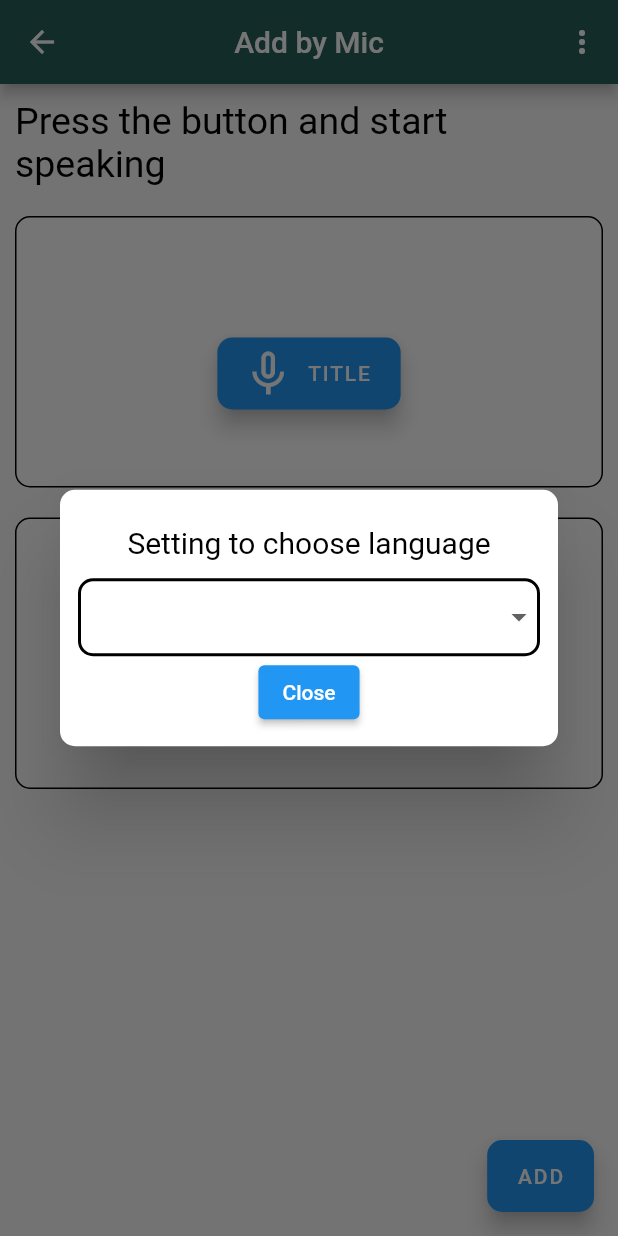
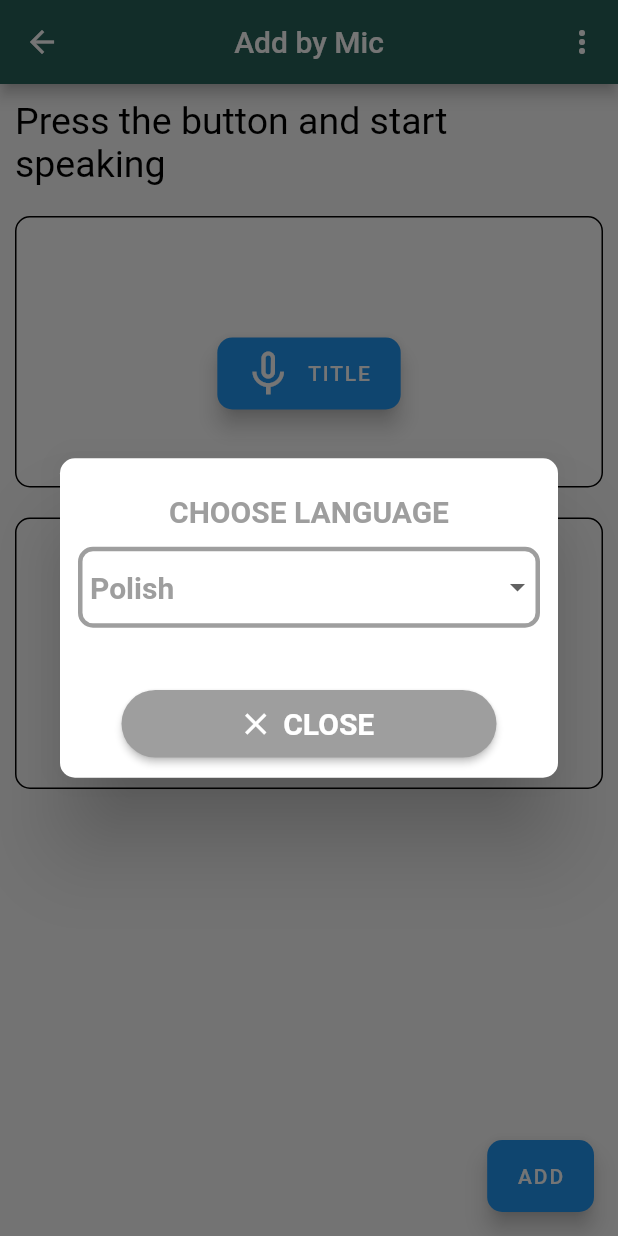
Before and after one commit to valentynkuts/memofy, a Flutter app: the MicAddTaskScreen screen opened by its route, after a tap on the "more vert" icon, on a phone screen of 412 x 824 dp. Run offline on Flutter 3.47's test engine with Material 2 defaults, Android fonts, the phone set to English and light mode, and no system bars; drawn by our look-alikes of avatar_glow; our stand-ins replace expandable_text, flutter_colorpicker, flutter_local_notifications, flutter_native_timezone, flutter_slidable, flutter_speed_dial and 6 more; missing offline and left inert: dart:ffi; accounts and stored records are empty.

Commit message:
settings is stored in Hive

```diff
--- a/lib/constants/constants.dart
+++ b/lib/constants/constants.dart
@@ -6,4 +6,13 @@ import 'package:flutter/material.dart';
 // );
 
 const kBorderRadius = BorderRadius.all(Radius.circular(10.0));
-const appBarColor = const Color(0xff276359); //0xff94b9a7 //0xff839973 // 0xff3a6c7f
+const appBarColor =
+    const Color(0xff276359); //0xff94b9a7 //0xff839973 // 0xff3a6c7f
+const String settings_key = '73489djer8887';
+const List<DropdownMenuItem<String>> menuItems = [
+  DropdownMenuItem(child: Text("Polish", style: TextStyle(color: Colors.grey, fontSize: 20.0, fontWeight: FontWeight.bold),), value: "pl_PL"),
+  DropdownMenuItem(child: Text("English", style: TextStyle(color: Colors.grey, fontSize: 20.0,fontWeight: FontWeight.bold),), value: "en_US"),
+  DropdownMenuItem(child: Text("German",style: TextStyle(color: Colors.grey, fontSize: 20.0,fontWeight: FontWeight.bold),), value: "de_DE"),
+  DropdownMenuItem(child: Text("Ukrainian", style: TextStyle(color: Colors.grey, fontSize: 20.0,fontWeight: FontWeight.bold),), value: "uk_UA"),
+  DropdownMenuItem(child: Text("Russian", style: TextStyle(color: Colors.grey, fontSize: 20.0,fontWeight: FontWeight.bold),), value: "ru_RU"),
+];
--- a/lib/data/settings_service.dart
+++ b/lib/data/settings_service.dart
@@ -1,14 +1,16 @@
 import 'package:flutter/foundation.dart';
 import 'package:hive/hive.dart';
 import 'package:memofy/models/settings/settings.dart';
-import 'package:memofy/models/subtask/subtask_model.dart';
-import 'package:memofy/models/task/task_model.dart';
 import 'package:hive_flutter/hive_flutter.dart';
 import 'box_manager.dart';
 
-class SubtaskService {
+class SettingsService {
   late final Future<Box<Settings>> _box;
   ValueListenable<Object>? _listenableBox;
+
+  Future<Box<Settings>> get box{
+    return _box;
+  }
 
   Future<void> load(Function f) async {
     _box = BoxManager().openSettingsBox();
@@ -28,6 +30,11 @@ class SubtaskService {
     return settings;
   }
 
+  Future<void> updateSettingsLang(Settings settings, String lang) async {
+    settings.lang = lang;
+    settings.save();
+  }
+
   Future<void> close(Function f) async {
     _listenableBox?.removeListener(() => f());
     await BoxManager().closeBox((await _box));
--- a/lib/presentation/screens/mic_add_task/mic_add_task_screen.dart
+++ b/lib/presentation/screens/mic_add_task/mic_add_task_screen.dart
@@ -3,6 +3,7 @@ import 'package:intl/intl.dart';
 import 'package:memofy/constants/constants.dart';
 import 'package:memofy/presentation/widgets/mic/add_by_mic.dart';
 import 'package:memofy/speech_api/speech_api.dart';
+import 'package:memofy/view_models/settings/settings_view_model.dart';
 import 'package:memofy/view_models/speech/speech_view_model.dart';
 import 'package:memofy/view_models/task/task_view_model.dart';
 import 'package:provider/provider.dart';
@@ -10,6 +11,7 @@ import 'package:provider/provider.dart';
 class MicAddTaskScreen extends StatefulWidget {
   static const String id = 'mic_add_task_screen';
   String info = 'Press the button and start speaking';
+
   //SpeechApi speechApi = SpeechApi();
 
   MicAddTaskScreen({Key? key}) : super(key: key);
@@ -19,15 +21,23 @@ class MicAddTaskScreen extends StatefulWidget {
 }
 
 class _MicAddTaskScreenState extends State<MicAddTaskScreen> {
+  String? selectedItem = '';
 
-  String? selectedItem;
-  List<DropdownMenuItem<String>> menuItems = [
-    DropdownMenuItem(child: Text("Polish"), value: "pl_PL"),
-    DropdownMenuItem(child: Text("English"), value: "en_US"),
-    DropdownMenuItem(child: Text("German"), value: "de_DE"),
-    DropdownMenuItem(child: Text("Ukrainian"), value: "uk_UA"),
-    DropdownMenuItem(child: Text("Russian"), value: "ru_RU"),
-  ];
+  // List<DropdownMenuItem<String>> menuItems = [
+  //   DropdownMenuItem(child: Text("Polish"), value: "pl_PL"),
+  //   DropdownMenuItem(child: Text("English"), value: "en_US"),
+  //   DropdownMenuItem(child: Text("German"), value: "de_DE"),
+  //   DropdownMenuItem(child: Text("Ukrainian"), value: "uk_UA"),
+  //   DropdownMenuItem(child: Text("Russian"), value: "ru_RU"),
+  // ];
+  @override
+  void initState() {
+    super.initState();
+    Provider.of<SettingsViewModel>(context, listen: false).getSettings();  //TODO
+    //selectedItem = menuItems[2].value;
+    selectedItem = "pl_PL";
+    //selectedItem =  Provider.of<SettingsViewModel>(context,listen: false).getSettings().lang;
+  }
 
   @override
   Widget build(BuildContext context) {
@@ -47,6 +57,13 @@ class _MicAddTaskScreenState extends State<MicAddTaskScreen> {
             ),
             tooltip: 'Setting to choose language',
             onPressed: () {
+              selectedItem =
+                  Provider.of<SettingsViewModel>(context, listen: false)
+                      .getSettings()
+                      .lang;
+              print(Provider.of<SettingsViewModel>(context, listen: false)
+                  .getSettings()
+                  .lang);
               showSettingDialog(context);
             },
           ),
@@ -133,11 +150,11 @@ class _MicAddTaskScreenState extends State<MicAddTaskScreen> {
                     children: [
                       SizedBox(height: 12),
                       Text(
-                        'Setting to choose language',
+                        'CHOOSE LANGUAGE', //'CHOOSE LANGUAGE'
                         style: TextStyle(
                           fontSize: 20.0,
-                          color: Colors.black,
-                          fontWeight: FontWeight.w400,
+                          color: Colors.grey,
+                          fontWeight: FontWeight.bold,
                         ),
                       ),
                       SizedBox(height: 12),
@@ -147,25 +164,50 @@ class _MicAddTaskScreenState extends State<MicAddTaskScreen> {
                         ),
                         decoration: BoxDecoration(
                           borderRadius: kBorderRadius,
-                          border: Border.all(color: Colors.black, width: 2),
+                          border: Border.all(color: Colors.grey, width: 3),
                         ),
                         child: DropdownButtonHideUnderline(
                           child: DropdownButton<String>(
-                              value: selectedItem,
+                              value: this.selectedItem,
                               isExpanded: true,
                               items: menuItems,
                               onChanged: (item) {
-                                setState(() => this.selectedItem = item);
-                                Provider.of<SpeechViewModel>(context,
+                                setState(() {
+                                  this.selectedItem = item;
+                                  // Provider.of<SettingsViewModel>(context,
+                                  //     listen: false)
+                                  //     .updateSettingsLang(item!);
+                                });
+                                // Provider.of<SpeechViewModel>(context,
+                                //         listen: false)
+                                //     .setLangId(item!);
+
+                                Provider.of<SettingsViewModel>(context,
                                         listen: false)
-                                    .setLocatedId(item!);
+                                    .updateSettingsLang(this.selectedItem!);
                               }),
                         ),
                       ),
-                      ElevatedButton(
+                      SizedBox(height: 40),
+                      ElevatedButton.icon(
                         onPressed: () => Navigator.of(context).pop(),
-                        child: Text('Close'),
+                        //child: //Text('X'),
+                        icon: Icon(Icons.close),  //icon data for elevated button
+                        label: Text("CLOSE"),
+                        style: ElevatedButton.styleFrom(
+                            fixedSize: const Size(250, 45),
+                            shape: RoundedRectangleBorder(
+                                borderRadius: BorderRadius.circular(50)),
+                            primary: Colors.grey,
+                            //padding: const EdgeInsets.symmetric(horizontal: 50, vertical: 20),
+                            textStyle:
+                            const TextStyle(fontSize: 20, fontWeight: FontWeight.bold)),
                       ),
+                      // ElevatedButton(
+                      //   onPressed: () => Navigator.of(context).pop(),
+                      //   child: Text('Close'),
+                      //
+                      // ),
                     ]),
               ),
             );
--- a/lib/speech_api/speech_api.dart
+++ b/lib/speech_api/speech_api.dart
@@ -1,4 +1,5 @@
 import 'package:flutter/cupertino.dart';
+import 'package:memofy/view_models/settings/settings_view_model.dart';
 import 'package:memofy/view_models/speech/speech_view_model.dart';
 import 'package:speech_to_text/speech_to_text.dart';
 import 'package:provider/provider.dart';
@@ -8,7 +9,7 @@ import 'package:provider/provider.dart';
 // }
 class SpeechApi {
   //static List<LocaleName> _localeNames = [];
-  static String _currentLocaleId = '';
+  static String _langId = '';
   static final _speech = SpeechToText();
 
  /* void init(BuildContext context) async {
@@ -44,10 +45,11 @@ class SpeechApi {
     );
 
     if (isAvailable) {
-      _currentLocaleId = Provider.of<SpeechViewModel>(context, listen: false).getLocatedId();
+      //_langId = Provider.of<SpeechViewModel>(context, listen: false).getLangId();
+      _langId = Provider.of<SettingsViewModel>(context, listen: false).getSettings().lang;
       _speech.listen(
           onResult: (value) => onResult(value.recognizedWords),
-          localeId: _currentLocaleId);
+          localeId: _langId);
     }
 
     return isAvailable;
--- /dev/null
+++ b/lib/view_models/settings/settings_view_model.dart
@@ -0,0 +1,43 @@
+import 'package:flutter/foundation.dart';
+import 'package:memofy/constants/constants.dart';
+import 'package:memofy/data/settings_service.dart';
+import 'package:memofy/models/settings/settings.dart';
+
+class SettingsViewModel extends ChangeNotifier {
+  //static const String settings_key = '73489djer8887';
+  final settingsService = SettingsService();
+  var settings = Settings(lang: '');
+  //Settings settings;
+
+  SettingsViewModel() {
+    //settings = settingsService.addSettings('', settings_key);
+    load();
+  }
+
+  Future<void> _readSettingsFromHive() async {
+    settings = (await settingsService.getSettingsByKey(settings_key))!;
+    print( '_readSettingsFromHive : $settings');
+    notifyListeners();
+  }
+
+  Settings getSettings(){
+    print( 'getSettings :  $settings');
+    return settings;
+  }
+
+  // Future<Settings>  getSettings() async{
+  //   print( 'getSettings :  $settings');
+  //   return settings;
+  // }
+
+  Future<void> load() async {
+    await settingsService.load(_readSettingsFromHive);
+  }
+
+  Future<void> updateSettingsLang(String lang) async {
+    settingsService.updateSettingsLang(settings, lang);
+    notifyListeners();
+  }
+
+
+}
--- a/lib/view_models/speech/speech_view_model.dart
+++ b/lib/view_models/speech/speech_view_model.dart
@@ -7,8 +7,8 @@ class SpeechViewModel extends ChangeNotifier {
   String _title = '';
   String _note = '';
 
-  static List<LocaleName> _localeNames = [];
-  String currentLocaleId = '';
+  static List<LocaleName> _localeNames = []; //
+  String _langId = ''; //
 
   void setData(String info, String data) {
     if (info == TITLE) {
@@ -45,7 +45,7 @@ class SpeechViewModel extends ChangeNotifier {
     _note = note;
     notifyListeners();
   }
-
+//
   void setLocaleNames(List<LocaleName> localNames){
     _localeNames = localNames;
     // print("----------------------------------------");
@@ -54,18 +54,19 @@ class SpeechViewModel extends ChangeNotifier {
     // }
     notifyListeners();
   }
-
+//
   List<LocaleName> getLocaleNames(){
     return _localeNames;
   }
+//
+  void setLangId(String _langId){
+    this._langId = _langId;
 
-  void setLocatedId(String LocatedId){
-    currentLocaleId = LocatedId;
-    print(currentLocaleId);
+    print(_langId);
     notifyListeners();
   }
-
-  String getLocatedId(){
-    return currentLocaleId;
+//
+  String getLangId(){
+    return _langId;
   }
 }
```
Also changed, not shown: lib/main.dart (+13 -0 lines), lib/presentation/widgets/task/task_tile_widget.dart (+45 -27 lines).
